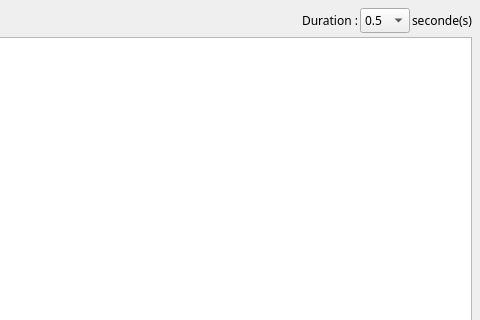
Above: src/ffDiaporama/DlgTransition/DlgTransitionProperties.ui from boenki/ffdiaporama before the change; both pictures show x 358 to 838 and y 0 to 320 of the 838 by 537 pixel window. Below: the same form after it.
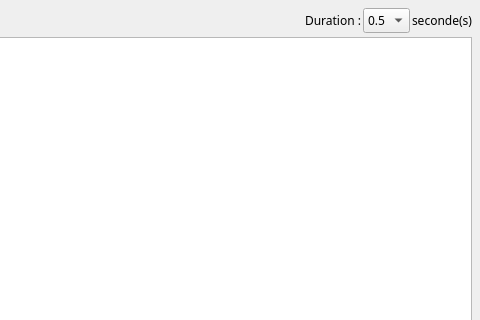
That is the form after the change. Icons and pictures are not drawn.

```diff
--- a/src/ffDiaporama/DlgTransition/DlgTransitionProperties.ui
+++ b/src/ffDiaporama/DlgTransition/DlgTransitionProperties.ui
@@ -73,23 +73,11 @@
      <item>
       <widget class="QComboBox" name="TransitionDurationCB">
        <property name="sizePolicy">
-        <sizepolicy hsizetype="Fixed" vsizetype="Fixed">
+        <sizepolicy hsizetype="Preferred" vsizetype="Fixed">
          <horstretch>0</horstretch>
          <verstretch>0</verstretch>
         </sizepolicy>
        </property>
-       <property name="minimumSize">
-        <size>
-         <width>50</width>
-         <height>0</height>
-        </size>
-       </property>
-       <property name="maximumSize">
-        <size>
-         <width>50</width>
-         <height>16777215</height>
-        </size>
-       </property>
        <property name="toolTip">
         <string>Define the animation duration</string>
        </property>
```
Left out of the diff: 6 changed lines with no effect on the pictures.
